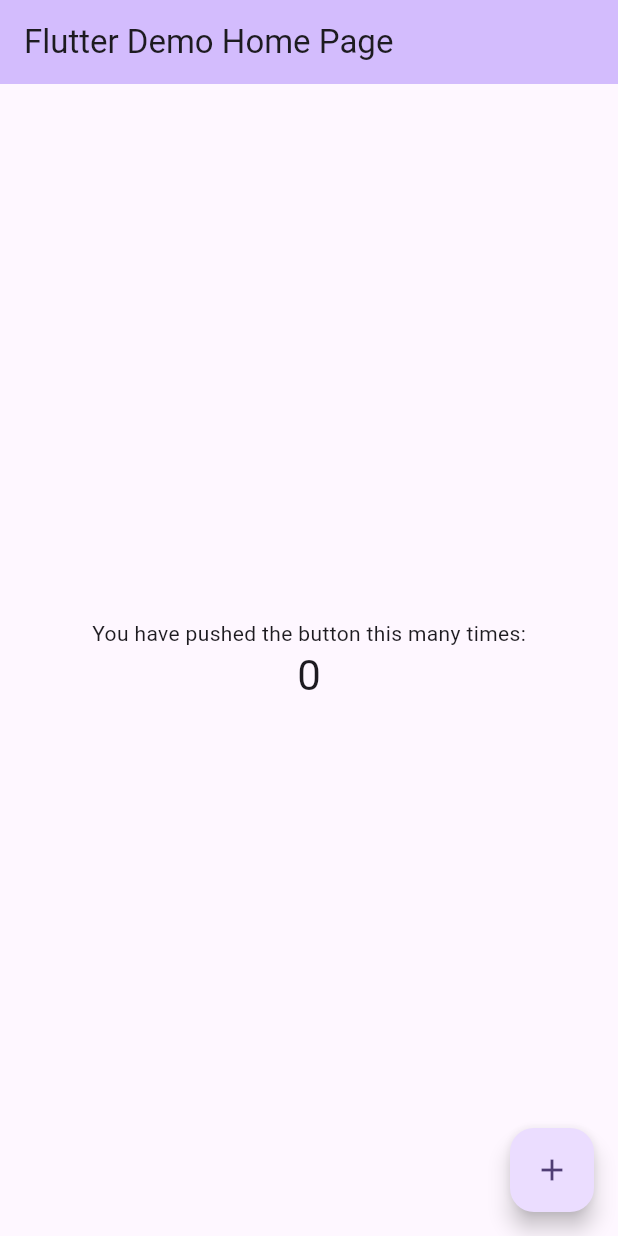
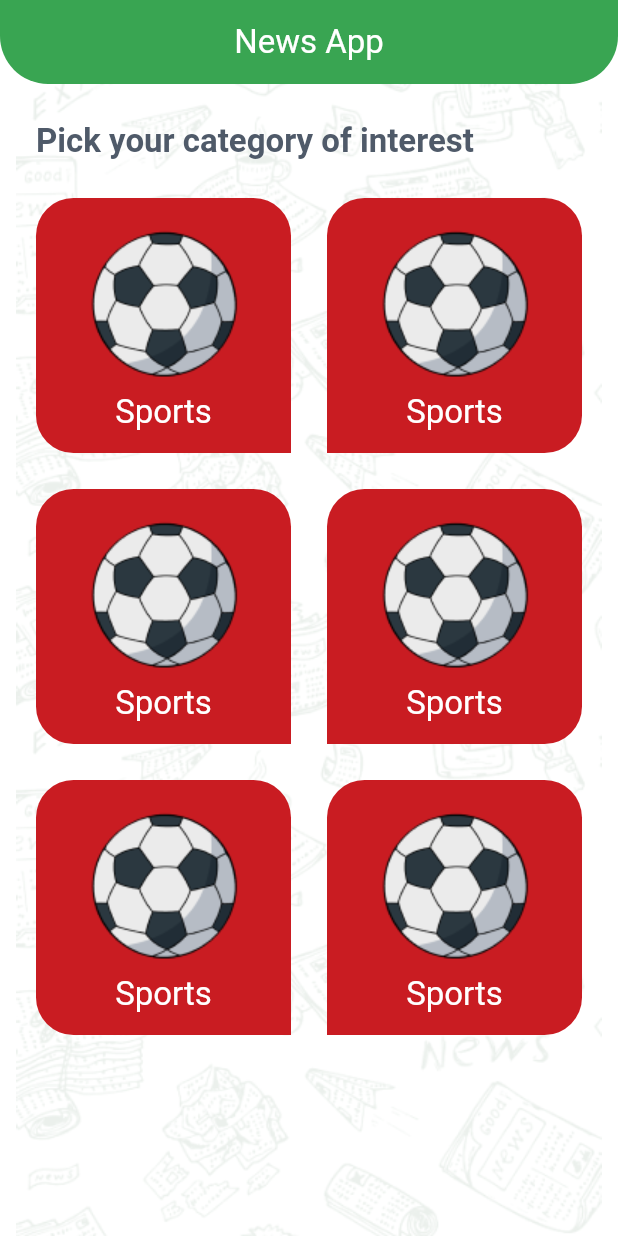
Before and after one commit to farah569/news, a Flutter app: the screen it shows after launch, on a phone screen of 412 x 824 dp. Run offline on Flutter 3.47's test engine with Material 3 defaults, Android fonts, the phone set to English and light mode, and no system bars.

Commit message:
Finish categories grid & home UI

```diff
--- /dev/null
+++ b/lib/app_theme.dart
@@ -0,0 +1,35 @@
+import 'package:flutter/material.dart';
+
+class AppTheme {
+
+  static const Color primary =Color(0xFF39A552);
+  static const Color black =Color(0xFF303030);
+  static const Color navy =Color(0xFF4F5A69);
+  static const Color white =Color(0xFFFFFFFF);
+  static const Color red =Color(0xFFC91C22);
+
+  static ThemeData lightTheme =ThemeData(
+    appBarTheme: AppBarTheme(
+      backgroundColor: primary,
+      foregroundColor: white,
+      centerTitle:true,
+      titleTextStyle: TextStyle(
+        fontSize: 22,
+        fontWeight: FontWeight.w400,
+        color: white,
+
+      ),
+      shape: RoundedRectangleBorder(
+        borderRadius: BorderRadius.vertical(bottom: Radius.circular(32))),
+    ),
+    scaffoldBackgroundColor: Colors.transparent,
+    textTheme: TextTheme(
+      titleLarge: TextStyle(
+        fontSize: 22,
+        fontWeight: FontWeight.bold,
+        color: white,
+      )
+
+    ),
+  );
+}
--- /dev/null
+++ b/lib/categories/categories_grid.dart
@@ -0,0 +1,53 @@
+import 'package:flutter/material.dart';
+import 'package:news/app_theme.dart';
+import 'package:news/categories/category_item.dart';
+import 'package:news/models/category_model.dart';
+
+class CategoriesGrid extends StatelessWidget {
+  const CategoriesGrid({super.key});
+
+  @override
+  Widget build(BuildContext context) {
+    List<CategoryModel> categories = List.generate(
+      6,
+      (index)=>CategoryModel(
+        id: '$index',
+         name: 'Sports',
+         imageName: 'Sports',
+         color: AppTheme.red,
+         ),
+    );
+    return Padding(
+      padding: EdgeInsets.symmetric(horizontal: 24),
+        child: Column(
+          crossAxisAlignment: CrossAxisAlignment.start,
+          children: [
+            Padding(
+              padding: const EdgeInsets.symmetric(vertical: 24),
+              child: Text('Pick your category of interest',
+              style: Theme.of(context)
+              .textTheme
+              .titleLarge
+              ?.copyWith(color: AppTheme.navy)
+              ),
+            ),
+            Expanded(
+              child: GridView.builder(
+                gridDelegate: SliverGridDelegateWithFixedCrossAxisCount(
+                  crossAxisCount: 2,
+                  mainAxisSpacing: 24,
+                  crossAxisSpacing: 24,
+                  ),
+                 itemBuilder:(_, index)=>CategoryItem(
+                  category: categories[index],
+                  index: index,
+                 ),
+                 itemCount: categories.length,
+                 ),
+            )
+          ],
+        ),
+
+    );
+  }
+}
--- /dev/null
+++ b/lib/categories/category_item.dart
@@ -0,0 +1,41 @@
+import 'package:flutter/material.dart';
+import 'package:news/models/category_model.dart';
+
+class CategoryItem extends StatelessWidget {
+   CategoryItem({
+    required this.category,
+    required this.index,
+   });
+
+   CategoryModel category;
+   int index;
+
+  @override
+  Widget build(BuildContext context) {
+    return Container(
+      decoration: BoxDecoration(
+        color: category.color,
+        borderRadius: BorderRadiusDirectional.only(
+          topStart: Radius.circular(25),
+          topEnd: Radius.circular(25),
+          bottomStart: Radius.circular(index.isEven ?25: 0),
+          bottomEnd: Radius.circular(index.isOdd ?25: 0),
+        )
+      ),
+      child: Column(
+        mainAxisAlignment: MainAxisAlignment.center,
+        children: [
+        Image.asset(
+          'assets/images/${category.imageName}.png',
+        ),
+        Text(
+          category.name,
+          style: Theme.of(context)
+          .textTheme
+          .titleLarge
+          ?.copyWith(fontWeight: FontWeight.w400),
+        ),
+      ],),
+    );
+  }
+}
--- /dev/null
+++ b/lib/home_screen.dart
@@ -0,0 +1,25 @@
+import 'package:flutter/material.dart';
+import 'package:news/app_theme.dart';
+import 'package:news/categories/categories_grid.dart';
+
+class HomeScreen extends StatelessWidget {
+  static const String routeName = '/home ';
+
+  @override
+  Widget build(BuildContext context) {
+    return Container(
+      decoration: BoxDecoration(
+        color: AppTheme.white,
+        image: DecorationImage(
+          image: AssetImage('assets/images/pattern.png'),
+           ),
+      ),
+      child: Scaffold(
+        appBar: AppBar(
+          title: Text('News App'),
+        ),
+        body: CategoriesGrid(),
+      ),
+      );
+  }
+}
--- a/lib/main.dart
+++ b/lib/main.dart
@@ -1,125 +1,26 @@
 import 'package:flutter/material.dart';
+import 'package:news/app_theme.dart';
+import 'package:news/home_screen.dart';
 
 void main() {
-  runApp(const MyApp());
+  runApp(NewsApp());
 }
 
-class MyApp extends StatelessWidget {
-  const MyApp({super.key});
+class NewsApp extends StatelessWidget {
+  const NewsApp({super.key});
 
-  // This widget is the root of your application.
   @override
   Widget build(BuildContext context) {
     return MaterialApp(
-      title: 'Flutter Demo',
-      theme: ThemeData(
-        // This is the theme of your application.
-        //
-        // TRY THIS: Try running your application with "flutter run". You'll see
-        // the application has a purple toolbar. Then, without quitting the app,
-        // try changing the seedColor in the colorScheme below to Colors.green
-        // and then invoke "hot reload" (save your changes or press the "hot
-        // reload" button in a Flutter-supported IDE, or press "r" if you used
-        // the command line to start the app).
-        //
-        // Notice that the counter didn't reset back to zero; the application
-        // state is not lost during the reload. To reset the state, use hot
-        // restart instead.
-        //
-        // This works for code too, not just values: Most code changes can be
-        // tested with just a hot reload.
-        colorScheme: ColorScheme.fromSeed(seedColor: Colors.deepPurple),
-        useMaterial3: true,
-      ),
-      home: const MyHomePage(title: 'Flutter Demo Home Page'),
+      debugShowCheckedModeBanner: false,
+      routes: {
+        HomeScreen.routeName: (_) => HomeScreen(),
+
+      },
+      initialRoute: HomeScreen.routeName ,
+      theme: AppTheme.lightTheme,
+      themeMode: ThemeMode.light,
+
     );
   }
 }
-
-class MyHomePage extends StatefulWidget {
-  const MyHomePage({super.key, required this.title});
-
-  // This widget is the home page of your application. It is stateful, meaning
-  // that it has a State object (defined below) that contains fields that affect
-  // how it looks.
-
-  // This class is the configuration for the state. It holds the values (in this
-  // case the title) provided by the parent (in this case the App widget) and
-  // used by the build method of the State. Fields in a Widget subclass are
-  // always marked "final".
-
-  final String title;
-
-  @override
-  State<MyHomePage> createState() => _MyHomePageState();
-}
-
-class _MyHomePageState extends State<MyHomePage> {
-  int _counter = 0;
-
-  void _incrementCounter() {
-    setState(() {
-      // This call to setState tells the Flutter framework that something has
-      // changed in this State, which causes it to rerun the build method below
-      // so that the display can reflect the updated values. If we changed
-      // _counter without calling setState(), then the build method would not be
-      // called again, and so nothing would appear to happen.
-      _counter++;
-    });
-  }
-
-  @override
-  Widget build(BuildContext context) {
-    // This method is rerun every time setState is called, for instance as done
-    // by the _incrementCounter method above.
-    //
-    // The Flutter framework has been optimized to make rerunning build methods
-    // fast, so that you can just rebuild anything that needs updating rather
-    // than having to individually change instances of widgets.
-    return Scaffold(
-      appBar: AppBar(
-        // TRY THIS: Try changing the color here to a specific color (to
-        // Colors.amber, perhaps?) and trigger a hot reload to see the AppBar
-        // change color while the other colors stay the same.
-        backgroundColor: Theme.of(context).colorScheme.inversePrimary,
-        // Here we take the value from the MyHomePage object that was created by
-        // the App.build method, and use it to set our appbar title.
-        title: Text(widget.title),
-      ),
-      body: Center(
-        // Center is a layout widget. It takes a single child and positions it
-        // in the middle of the parent.
-        child: Column(
-          // Column is also a layout widget. It takes a list of children and
-          // arranges them vertically. By default, it sizes itself to fit its
-          // children horizontally, and tries to be as tall as its parent.
-          //
-          // Column has various properties to control how it sizes itself and
-          // how it positions its children. Here we use mainAxisAlignment to
-          // center the children vertically; the main axis here is the vertical
-          // axis because Columns are vertical (the cross axis would be
-          // horizontal).
-          //
-          // TRY THIS: Invoke "debug painting" (choose the "Toggle Debug Paint"
-          // action in the IDE, or press "p" in the console), to see the
-          // wireframe for each widget.
-          mainAxisAlignment: MainAxisAlignment.center,
-          children: <Widget>[
-            const Text(
-              'You have pushed the button this many times:',
-            ),
-            Text(
-              '$_counter',
-              style: Theme.of(context).textTheme.headlineMedium,
-            ),
-          ],
-        ),
-      ),
-      floatingActionButton: FloatingActionButton(
-        onPressed: _incrementCounter,
-        tooltip: 'Increment',
-        child: const Icon(Icons.add),
-      ), // This trailing comma makes auto-formatting nicer for build methods.
-    );
-  }
-}
--- /dev/null
+++ b/lib/models/category_model.dart
@@ -0,0 +1,14 @@
+import 'package:flutter/material.dart';
+class CategoryModel {
+  String id;
+  String name;
+  String imageName;
+  Color color ;
+
+  CategoryModel({
+   required this.id,
+   required this.name,
+   required this.imageName,
+   required  this.color,
+});
+}
--- a/pubspec.yaml
+++ b/pubspec.yaml
@@ -59,8 +59,9 @@ flutter:
   uses-material-design: true
 
   # To add assets to your application, add an assets section, like this:
-  # assets:
-  #   - images/a_dot_burr.jpeg
+  assets:
+    - assets/images/
+    - assets/images/Sports.png
   #   - images/a_dot_ham.jpeg
 
   # An image asset can refer to one or more resolution-specific "variants", see
```
Also changed, not shown: assets/images/2.0x/pattern@2x.png (added), assets/images/3.0x/pattern@3x.png (added), assets/images/Sports.png (added), assets/images/pattern.png (added), 1 other file.
